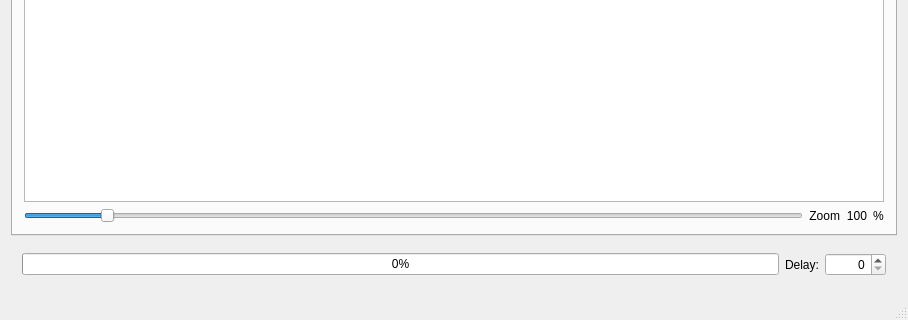
Above: mainwindow.ui from sojoe02/RANA before the change; both pictures show x 0 to 908 and y 469 to 789 of the 908 by 789 pixel window. Below: the same form after it.
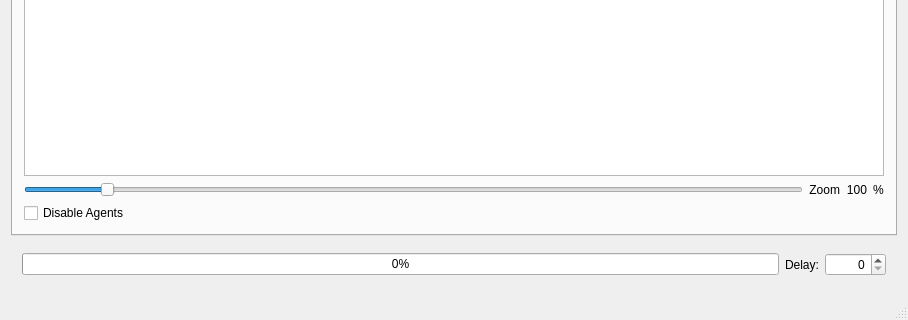
That is the form after the change. The open tabs and pages were chosen to show the change.

Commit message: Optimized the liveview so it will only be updated when it's 'on-screen', also enabled the user to toggle agent widgets on and off

Patch:
```diff
--- a/mainwindow.ui
+++ b/mainwindow.ui
@@ -816,6 +816,13 @@
         <item row="0" column="0" colspan="4">
          <widget class="QGraphicsView" name="graphicsView"/>
         </item>
+        <item row="2" column="0">
+         <widget class="QCheckBox" name="disableAgentsCheckBox">
+          <property name="text">
+           <string>Disable Agents</string>
+          </property>
+         </widget>
+        </item>
        </layout>
       </widget>
       <widget class="QWidget" name="vis_controlTab">
```
Left out of the diff: 2 changed lines with no effect on the pictures. The commit also changes 10 other files.
